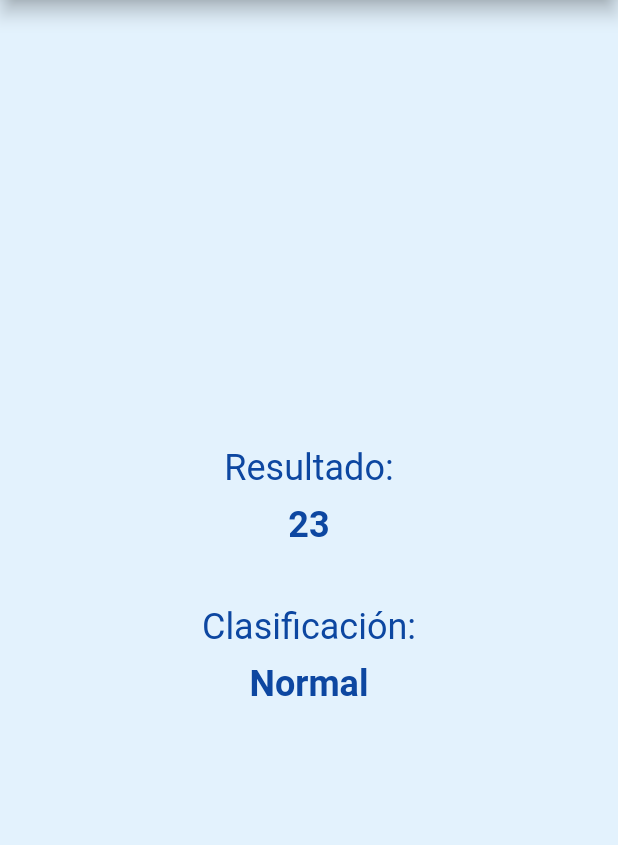
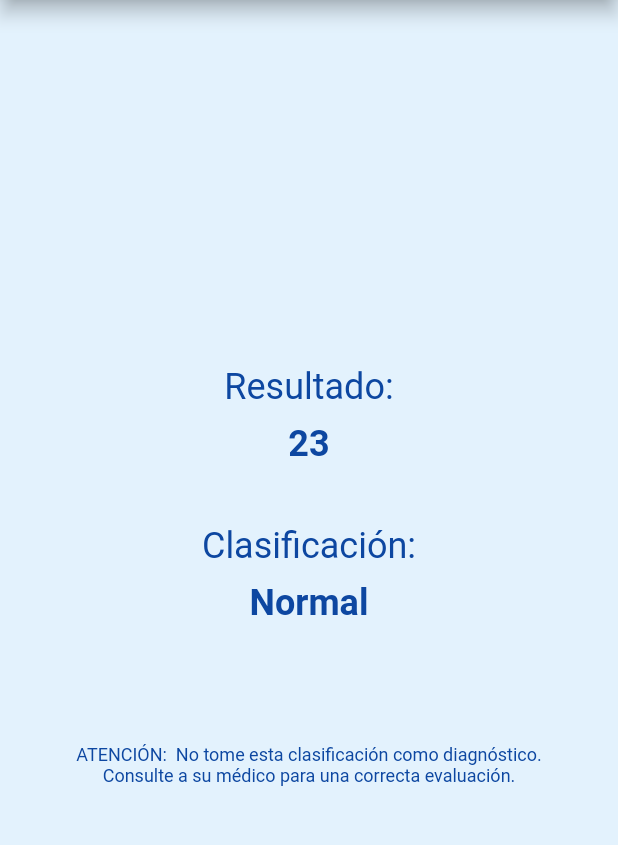
Before and after one commit to Ivan-Sayavedra/CalculadoraIMC_Flutter, a Flutter app: the Resultado screen opened directly, on a phone screen of 412 x 824 dp, the part 84-929 px from its top. Run offline on Flutter 3.47's test engine with Material 2 defaults, Android fonts, the light colour scheme and no system bars.

Commit message:
Terminada versión 1.0.0

```diff
--- a/lib/main.dart
+++ b/lib/main.dart
@@ -1,8 +1,8 @@
 import 'package:flutter/material.dart';
 import 'package:provider/provider.dart';
-import 'package:tutorial_1/providers/datos_imc.dart';
-// import 'package:tutorial_1/screens/home_screen.dart';
-import 'package:tutorial_1/screens/inicio.dart';
+import 'package:calculadora_imc/providers/datos_imc.dart';
+// import 'package:calculadora_imc/screens/home_screen.dart';
+import 'package:calculadora_imc/screens/inicio.dart';
 
 void main() {
   runApp(MultiProvider(providers: [
--- a/lib/providers/datos_imc.dart
+++ b/lib/providers/datos_imc.dart
@@ -35,37 +35,64 @@ class DatosImc with ChangeNotifier {
     notifyListeners();
   }
 
-  List clasificarEdad() {
-    List _ref = [];
+  // List clasificarEdad() {
+  //   List _ref = [];
+  //   if (19 < _edad && _edad <= 24) {
+  //     _ref = [19, 24];
+  //   } else if (25 <= _edad && _edad <= 34) {
+  //     _ref = [20, 25];
+  //   } else if (35 <= _edad && _edad <= 44) {
+  //     _ref = [21, 26];
+  //   } else if (45 <= _edad && _edad <= 54) {
+  //     _ref = [22, 27];
+  //   } else if (55 <= _edad && _edad <= 64) {
+  //     _ref = [23, 28];
+  //   } else if (_edad <= 65) {
+  //     _ref = [24, 29];
+  //   }
+  //   return _ref;
+  // }
+
+  int clasificarEdad() {
+    int posicion = 0;
     if (19 < _edad && _edad <= 24) {
-      _ref = [19, 24];
+      posicion = 0;
     } else if (25 <= _edad && _edad <= 34) {
-      _ref = [20, 25];
+      posicion = 1;
     } else if (35 <= _edad && _edad <= 44) {
-      _ref = [21, 26];
+      posicion = 2;
     } else if (45 <= _edad && _edad <= 54) {
-      _ref = [22, 27];
+      posicion = 3;
     } else if (55 <= _edad && _edad <= 64) {
-      _ref = [23, 28];
+      posicion = 4;
     } else if (_edad <= 65) {
-      _ref = [24, 29];
+      posicion = 5;
     }
+    return posicion;
+  }
+
+  List clasificar() {
+    int posicion = clasificarEdad();
+    List _ref = [
+      clasificacion['bajo']?[posicion],
+      clasificacion['normal']?[posicion],
+      clasificacion['sobrepeso']?[posicion],
+    ];
     return _ref;
   }
 
   Map calcularImc() {
     Map resultado = {'valor': 0.0, 'clasificacion': 'Indefinida'};
-    // String categoria = 'No definida';
     double alturaEnMetros = _altura / 100;
     _imc = _peso / (alturaEnMetros * alturaEnMetros);
     resultado['valor'] = _imc;
-    List referencia = clasificarEdad();
+    List referencia = clasificar();
     if (_imc < referencia[0]) {
-      resultado['clasificacion'] = 'Peso inferior al normal';
+      resultado['clasificacion'] = 'Bajo peso';
     } else if (_imc < referencia[1]) {
       resultado['clasificacion'] = 'Normal';
-    } else if (_imc < 30) {
-      resultado['clasificacion'] = 'Peso superior al normal';
+    } else if (_imc < referencia[2]) {
+      resultado['clasificacion'] = 'Sobrepeso';
     } else {
       resultado['clasificacion'] = 'Obesidad';
     }
@@ -75,3 +102,9 @@ class DatosImc with ChangeNotifier {
 
   double get imc => _imc;
 }
+
+Map<String, List<double>> clasificacion = {
+  'bajo': [19, 20, 21, 22, 23, 24],
+  'normal': [24, 25, 26, 27, 28, 29],
+  'sobrepeso': [29, 29.5, 30, 30.5, 31, 31.5],
+};
--- a/lib/screens/resultado.dart
+++ b/lib/screens/resultado.dart
@@ -1,7 +1,6 @@
 import 'package:flutter/material.dart';
 import 'package:provider/provider.dart';
-import 'package:tutorial_1/providers/datos_imc.dart';
-import 'package:tutorial_1/screens/inicio.dart';
+import 'package:calculadora_imc/providers/datos_imc.dart';
 
 class Resultado extends StatelessWidget {
   const Resultado({Key? key}) : super(key: key);
@@ -20,7 +19,8 @@ class Resultado extends StatelessWidget {
           elevation: 5,
           centerTitle: true,
           backgroundColor: Colors.blue[900]),
-      body: Center(
+      body: Container(
+          padding: const EdgeInsets.all(40.0),
           child: Column(
             mainAxisAlignment: MainAxisAlignment.center,
             children: [
@@ -52,6 +52,14 @@ class Resultado extends StatelessWidget {
                     fontSize: 24,
                     fontWeight: FontWeight.bold),
               ),
+              const SizedBox(
+                height: 80.0,
+              ),
+              Text(
+                'ATENCIÓN:  No tome esta clasificación como diagnóstico. Consulte a su médico para una correcta evaluación.',
+                style: TextStyle(color: Colors.blue[900], fontSize: 12.0),
+                textAlign: TextAlign.center,
+              )
             ],
           )),
       // floatingActionButton: FloatingActionButton(
--- a/lib/widgets/boton_cuenta.dart
+++ b/lib/widgets/boton_cuenta.dart
@@ -1,6 +1,6 @@
 import 'package:flutter/material.dart';
 import 'package:provider/provider.dart';
-import 'package:tutorial_1/providers/datos_imc.dart';
+import 'package:calculadora_imc/providers/datos_imc.dart';
 
 // ignore: must_be_immutable
 class BotonCuenta extends StatelessWidget {
--- a/lib/widgets/botones_sexo.dart
+++ b/lib/widgets/botones_sexo.dart
@@ -1,6 +1,6 @@
 import 'package:flutter/material.dart';
 import 'package:provider/provider.dart';
-import 'package:tutorial_1/providers/datos_imc.dart';
+import 'package:calculadora_imc/providers/datos_imc.dart';
 
 // ignore: must_be_immutable
 class BotonesSexo extends StatelessWidget {
--- a/lib/widgets/slider_altura.dart
+++ b/lib/widgets/slider_altura.dart
@@ -1,6 +1,6 @@
 import 'package:flutter/material.dart';
 import 'package:provider/provider.dart';
-import 'package:tutorial_1/providers/datos_imc.dart';
+import 'package:calculadora_imc/providers/datos_imc.dart';
 
 class SliderAltura extends StatelessWidget {
   const SliderAltura({Key? key}) : super(key: key);
```
Also changed, not shown: lib/screens/home_screen.dart (+5 -5 lines), lib/screens/inicio.dart (+34 -5 lines), pubspec.yaml (+8 -2 lines), lib/assets/fat.png (added), lib/assets/modelo.png (renamed from lib/modelo.png), pubspec.lock, 1 other file. Lines whose indentation alone changed are shown as unchanged.
